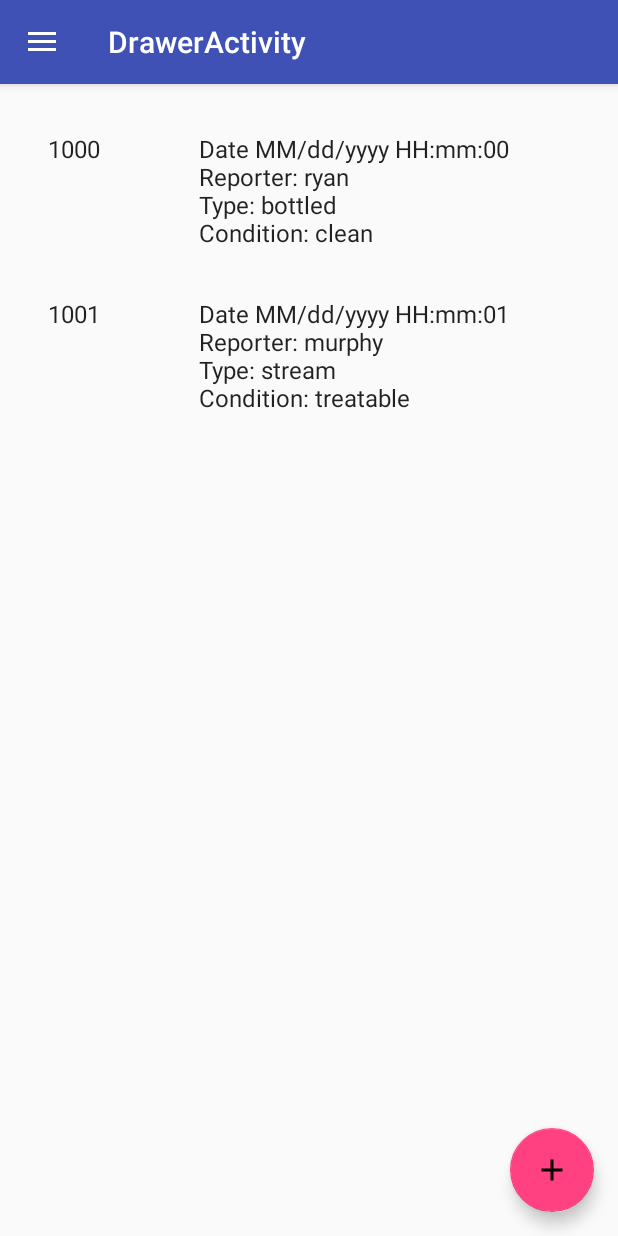
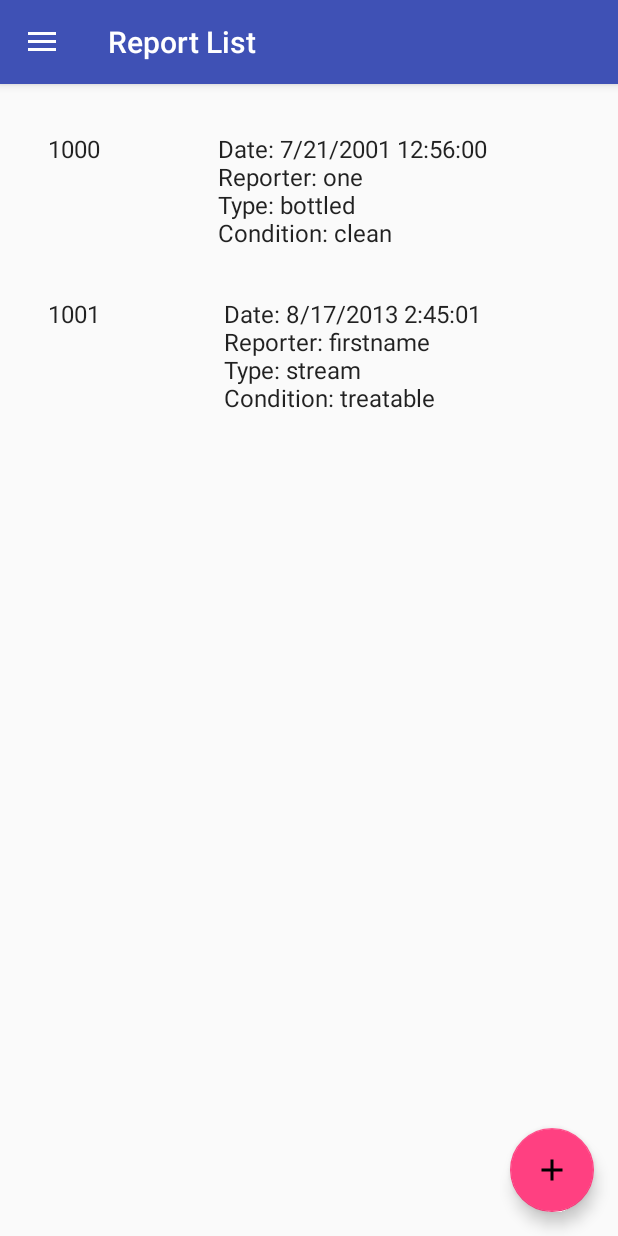
Before and after one commit to Yhprum/CleanWater, an Android app: the ListActivity screen opened directly, with no data from a screen before it, on a phone screen of 412 x 824 dp. Run offline under Robolectric (Android 15) with nearby library versions, the phone set to English and light mode, and no system bars.

Commit message:
Renamed activity, cleaned up list page

```diff
--- a/app/src/main/AndroidManifest.xml
+++ b/app/src/main/AndroidManifest.xml
@@ -22,7 +22,7 @@
         <activity android:name=".controllers.RegisterActivity" />
         <activity android:name=".controllers.ReportActivity" />
         <activity
-            android:name=".controllers.DrawerActivity"
+            android:name=".controllers.ListActivity"
             android:label="@string/title_activity_drawer"
             android:theme="@style/AppTheme.NoActionBar"></activity>
     </application>
--- a/app/src/main/java/edu/gatech/cleanwater/Model/SourceReport.java
+++ b/app/src/main/java/edu/gatech/cleanwater/Model/SourceReport.java
@@ -24,6 +24,7 @@ public class SourceReport {
 
     @Override
     public String toString() {
-        return "Date " + date + "\nReporter: " + reporter + "\nType: " + waterType + "\nCondition: " + waterCondition;
+        String username = reporter.substring(0, reporter.indexOf('@'));
+        return "Date: " + date + "\nReporter: " + username + "\nType: " + waterType + "\nCondition: " + waterCondition;
     }
 }
--- a/app/src/main/java/edu/gatech/cleanwater/Model/SourceReportList.java
+++ b/app/src/main/java/edu/gatech/cleanwater/Model/SourceReportList.java
@@ -20,8 +20,8 @@ public class SourceReportList {
     }
 
     private void addReports() {
-        list.add(new SourceReport("MM/dd/yyyy HH:mm:00", "ryan", "bottled", "clean"));
-        list.add(new SourceReport("MM/dd/yyyy HH:mm:01", "murphy", "stream", "treatable"));
+        list.add(new SourceReport("7/21/2001 12:56:00", "one@two.com", "bottled", "clean"));
+        list.add(new SourceReport("8/17/2013 2:45:01", "firstname@lastname.com", "stream", "treatable"));
     }
 
     public void addReport(SourceReport report) {
--- a/app/src/main/java/edu/gatech/cleanwater/controllers/DrawerActivity.java
+++ b/app/src/main/java/edu/gatech/cleanwater/controllers/ListActivity.java
@@ -3,7 +3,6 @@ package edu.gatech.cleanwater.controllers;
 import android.content.Intent;
 import android.os.Bundle;
 import android.support.design.widget.FloatingActionButton;
-import android.support.design.widget.Snackbar;
 import android.support.v7.widget.LinearLayoutManager;
 import android.support.v7.widget.RecyclerView;
 import android.view.LayoutInflater;
@@ -25,7 +24,10 @@ import edu.gatech.cleanwater.Model.SourceReport;
 import edu.gatech.cleanwater.Model.SourceReportList;
 import edu.gatech.cleanwater.R;
 
-public class DrawerActivity extends AppCompatActivity
+/**
+ * The activity that displays the list of water source reports
+ */
+public class ListActivity extends AppCompatActivity
         implements NavigationView.OnNavigationItemSelectedListener {
 
     @Override
@@ -42,7 +44,7 @@ public class DrawerActivity extends AppCompatActivity
         fab.setOnClickListener(new View.OnClickListener() {
             @Override
             public void onClick(View view) {
-                Intent add = new Intent(DrawerActivity.this, ReportActivity.class);
+                Intent add = new Intent(ListActivity.this, ReportActivity.class);
                 startActivity(add);
             }
         });
@@ -79,12 +81,12 @@ public class DrawerActivity extends AppCompatActivity
         // Handle action bar item clicks here. The action bar will
         // automatically handle clicks on the Home/Up button, so long
         // as you specify a parent activity in AndroidManifest.xml.
-        int id = item.getItemId();
-
-        //noinspection SimplifiableIfStatement
-        if (id == R.id.action_settings) {
-            return true;
-        }
+//        int id = item.getItemId();
+//
+//        //noinspection SimplifiableIfStatement
+//        if (id == R.id.action_settings) {
+//            return true;
+//        }
 
         return super.onOptionsItemSelected(item);
     }
@@ -97,7 +99,7 @@ public class DrawerActivity extends AppCompatActivity
 
         if (id == R.id.nav_profile) {
             finish();
-            startActivity(new Intent(DrawerActivity.this, ProfileActivity.class));
+            startActivity(new Intent(ListActivity.this, ProfileActivity.class));
         } else if (id == R.id.nav_map) {
             //start map activity
         } else if (id == R.id.nav_slideshow) {
@@ -111,9 +113,13 @@ public class DrawerActivity extends AppCompatActivity
         return true;
     }
 
+    /**
+     * setting up the recylcler view to diplay the list of source reports
+     * @param recyclerView the recycler view to set up
+     */
     private void setupRecyclerView(RecyclerView recyclerView) {
         SourceReportList list = SourceReportList.getInstance();
-        recyclerView.setAdapter(new DrawerActivity.ReportRecyclerViewAdapter(list.list));
+        recyclerView.setAdapter(new ListActivity.ReportRecyclerViewAdapter(list.list));
 
         LinearLayoutManager llm = new LinearLayoutManager(this);
         llm.setOrientation(LinearLayoutManager.VERTICAL);
@@ -123,7 +129,7 @@ public class DrawerActivity extends AppCompatActivity
     /**
      * create a custom adapter for our recyclerView
      */
-    public class ReportRecyclerViewAdapter extends RecyclerView.Adapter<DrawerActivity.ReportRecyclerViewAdapter.ViewHolder> {
+    public class ReportRecyclerViewAdapter extends RecyclerView.Adapter<ListActivity.ReportRecyclerViewAdapter.ViewHolder> {
 
         private final List<SourceReport> reports;
 
@@ -136,15 +142,15 @@ public class DrawerActivity extends AppCompatActivity
         }
 
         @Override
-        public DrawerActivity.ReportRecyclerViewAdapter.ViewHolder onCreateViewHolder(ViewGroup parent, int viewType) {
+        public ListActivity.ReportRecyclerViewAdapter.ViewHolder onCreateViewHolder(ViewGroup parent, int viewType) {
 
             View view = LayoutInflater.from(parent.getContext())
                     .inflate(R.layout.source_list_content, parent, false);
-            return new DrawerActivity.ReportRecyclerViewAdapter.ViewHolder(view);
+            return new ListActivity.ReportRecyclerViewAdapter.ViewHolder(view);
         }
 
         @Override
-        public void onBindViewHolder(final DrawerActivity.ReportRecyclerViewAdapter.ViewHolder holder, int position) {
+        public void onBindViewHolder(final ListActivity.ReportRecyclerViewAdapter.ViewHolder holder, int position) {
             final SourceReportList srList = SourceReportList.getInstance();
             holder.mReport = reports.get(position);
 
--- a/app/src/main/java/edu/gatech/cleanwater/controllers/LoginActivity.java
+++ b/app/src/main/java/edu/gatech/cleanwater/controllers/LoginActivity.java
@@ -82,7 +82,7 @@ public class LoginActivity extends AppCompatActivity {
                         pdLoad.dismiss();
                         if(task.isSuccessful()) {
                             finish();
-                            Intent login = new Intent(getApplicationContext(), DrawerActivity.class);//TODO
+                            Intent login = new Intent(getApplicationContext(), ListActivity.class);//TODO
                             LoginActivity.this.startActivity(login);
                         } else {
                             final TextView tvIncorrect = (TextView) findViewById(R.id.tvIncorrect);
--- a/app/src/main/java/edu/gatech/cleanwater/controllers/ProfileActivity.java
+++ b/app/src/main/java/edu/gatech/cleanwater/controllers/ProfileActivity.java
@@ -86,7 +86,7 @@ public class ProfileActivity extends AppCompatActivity {
         bView.setOnClickListener(new View.OnClickListener() {
             @Override
             public void onClick(View v) {
-                Intent view = new Intent(ProfileActivity.this, DrawerActivity.class);
+                Intent view = new Intent(ProfileActivity.this, ListActivity.class);
                 startActivity(view);
             }
         });
--- a/app/src/main/java/edu/gatech/cleanwater/controllers/ReportActivity.java
+++ b/app/src/main/java/edu/gatech/cleanwater/controllers/ReportActivity.java
@@ -1,7 +1,6 @@
 package edu.gatech.cleanwater.controllers;
 
 import android.content.Intent;
-import android.icu.util.Calendar;
 import android.support.v7.app.AppCompatActivity;
 import android.os.Bundle;
 import android.view.View;
@@ -13,7 +12,6 @@ import com.google.firebase.auth.FirebaseAuth;
 import java.text.DateFormat;
 import java.text.SimpleDateFormat;
 import java.util.Date;
-import java.util.Locale;
 
 import edu.gatech.cleanwater.Model.SourceReport;
 import edu.gatech.cleanwater.Model.SourceReportList;
@@ -44,7 +42,7 @@ public class ReportActivity extends AppCompatActivity {
         bCancel.setOnClickListener(new View.OnClickListener() {
             @Override
             public void onClick(View v) {
-                Intent back = new Intent(ReportActivity.this, DrawerActivity.class);
+                Intent back = new Intent(ReportActivity.this, ListActivity.class);
                 startActivity(back);
             }
         });
@@ -77,7 +75,7 @@ public class ReportActivity extends AppCompatActivity {
 
         SourceReportList.getInstance().addReport(report);
 
-        Intent back = new Intent(ReportActivity.this, DrawerActivity.class);
+        Intent back = new Intent(ReportActivity.this, ListActivity.class);
         startActivity(back);
     }
 }
--- a/app/src/main/res/layout/app_bar_drawer.xml
+++ b/app/src/main/res/layout/app_bar_drawer.xml
@@ -5,7 +5,7 @@
     android:layout_width="match_parent"
     android:layout_height="match_parent"
     android:fitsSystemWindows="true"
-    tools:context="edu.gatech.cleanwater.controllers.DrawerActivity">
+    tools:context="edu.gatech.cleanwater.controllers.ListActivity">
 
     <android.support.design.widget.AppBarLayout
         android:layout_width="match_parent"
@@ -17,7 +17,8 @@
             android:layout_width="match_parent"
             android:layout_height="?attr/actionBarSize"
             android:background="?attr/colorPrimary"
-            app:popupTheme="@style/AppTheme.PopupOverlay" />
+            app:popupTheme="@style/AppTheme.PopupOverlay"
+            app:title="Report List" />
 
     </android.support.design.widget.AppBarLayout>
 
--- a/app/src/main/res/layout/content_drawer.xml
+++ b/app/src/main/res/layout/content_drawer.xml
@@ -10,7 +10,7 @@
     android:paddingRight="@dimen/activity_horizontal_margin"
     android:paddingTop="@dimen/activity_vertical_margin"
     app:layout_behavior="@string/appbar_scrolling_view_behavior"
-    tools:context="edu.gatech.cleanwater.controllers.DrawerActivity"
+    tools:context="edu.gatech.cleanwater.controllers.ListActivity"
     tools:showIn="@layout/app_bar_drawer">
 
     <FrameLayout
```
